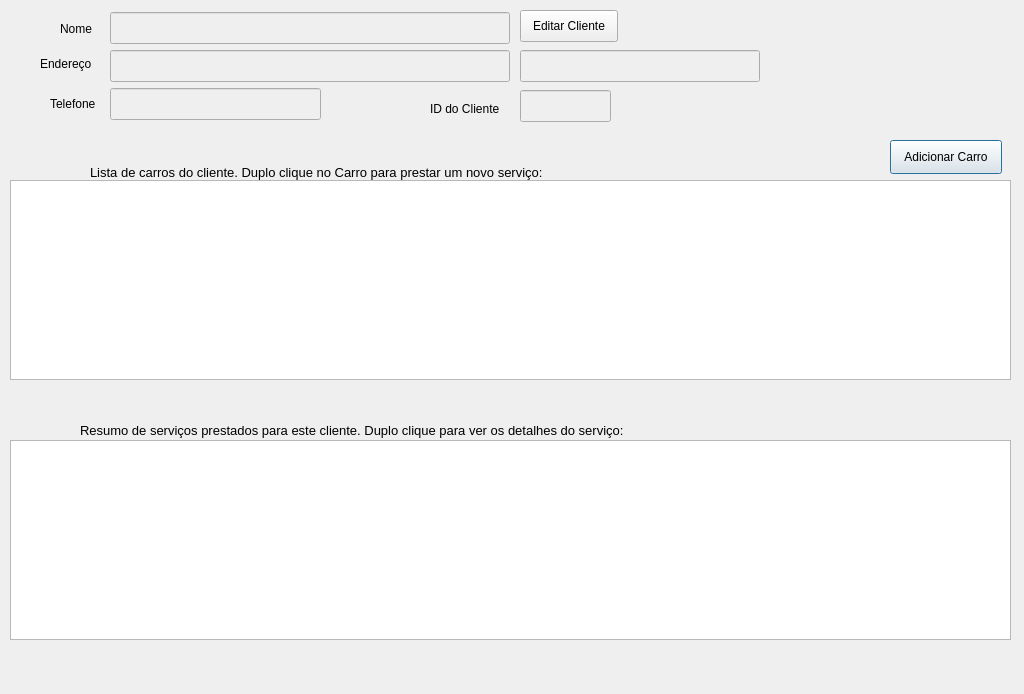
bedi1982/Oficina, file clientinfo.ui: the form before one commit.
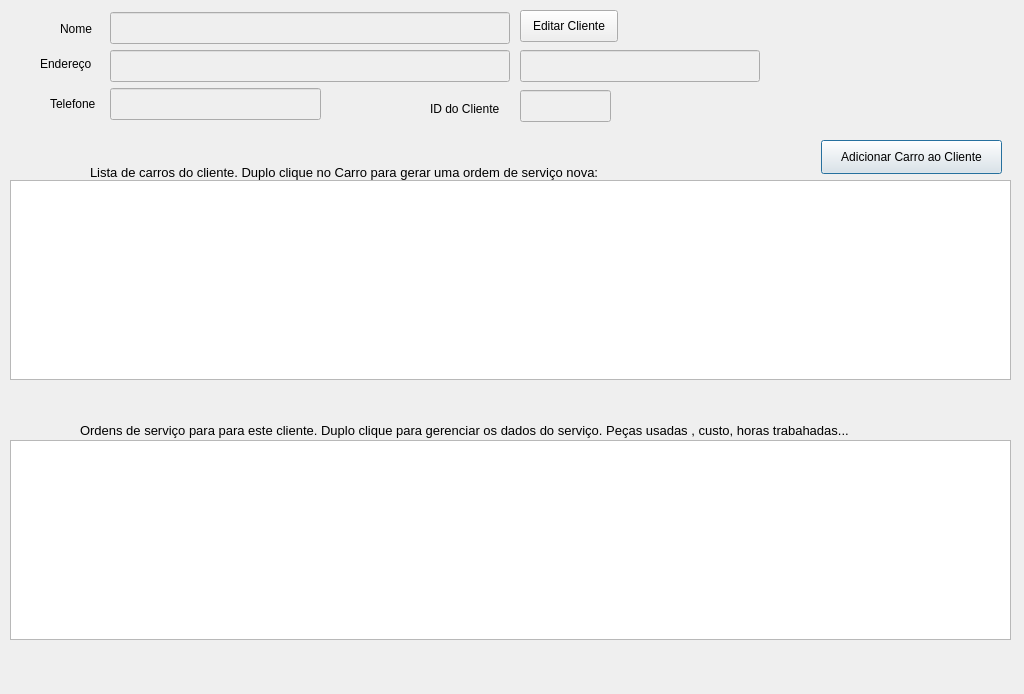
The form after the commit.

```diff
--- a/clientinfo.ui
+++ b/clientinfo.ui
@@ -75,9 +75,9 @@
   <widget class="QPushButton" name="btn_addClientCarro">
    <property name="geometry">
     <rect>
-     <x>890</x>
+     <x>821</x>
      <y>140</y>
-     <width>112</width>
+     <width>181</width>
      <height>34</height>
     </rect>
    </property>
@@ -88,7 +88,7 @@
     </sizepolicy>
    </property>
    <property name="text">
-    <string>Adicionar Carro</string>
+    <string>Adicionar Carro ao Cliente</string>
    </property>
   </widget>
   <widget class="QLabel" name="lbl_NewCarIcon">
@@ -121,7 +121,7 @@
     <rect>
      <x>90</x>
      <y>160</y>
-     <width>491</width>
+     <width>581</width>
      <height>20</height>
     </rect>
    </property>
@@ -131,7 +131,7 @@
     </font>
    </property>
    <property name="text">
-    <string>Lista de carros do cliente. Duplo clique no Carro para prestar um novo serviço:</string>
+    <string>Lista de carros do cliente. Duplo clique no Carro para gerar uma ordem de serviço nova:</string>
    </property>
    <property name="alignment">
     <set>Qt::AlignBottom|Qt::AlignLeading|Qt::AlignLeft</set>
@@ -261,7 +261,7 @@
     <rect>
      <x>80</x>
      <y>420</y>
-     <width>581</width>
+     <width>871</width>
      <height>18</height>
     </rect>
    </property>
@@ -277,7 +277,7 @@
     </font>
    </property>
    <property name="text">
-    <string>Resumo de serviços prestados para este cliente. Duplo clique para ver os detalhes do serviço:</string>
+    <string>Ordens de serviço para para este cliente. Duplo clique para gerenciar os dados do serviço. Peças usadas , custo, horas trabahadas...</string>
    </property>
    <property name="alignment">
     <set>Qt::AlignBottom|Qt::AlignLeading|Qt::AlignLeft</set>
```
